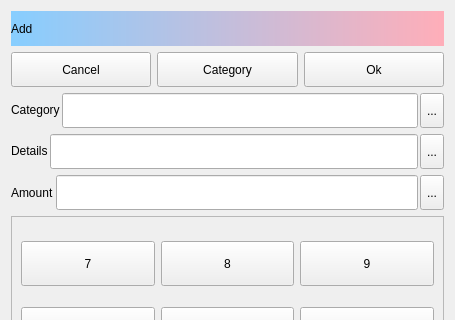
Qt form src/EditRecord.ui (ic005k/Knot-Legacy) before a commit; both pictures show x 0 to 455 and y 0 to 320 of the 455 by 690 pixel window.
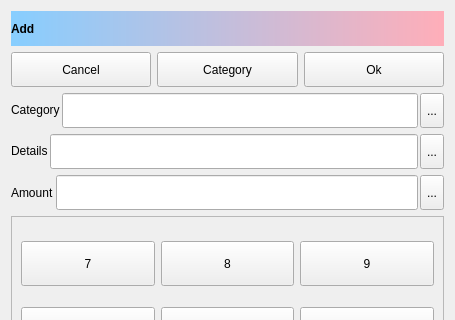
The same form after that commit. Icons and pictures are not drawn.

Diff of the .ui file:
```diff
--- a/src/EditRecord.ui
+++ b/src/EditRecord.ui
@@ -28,6 +28,11 @@
        <height>35</height>
       </size>
      </property>
+     <property name="font">
+      <font>
+       <bold>true</bold>
+      </font>
+     </property>
      <property name="styleSheet">
       <string notr="true">QLabel
 {
```
